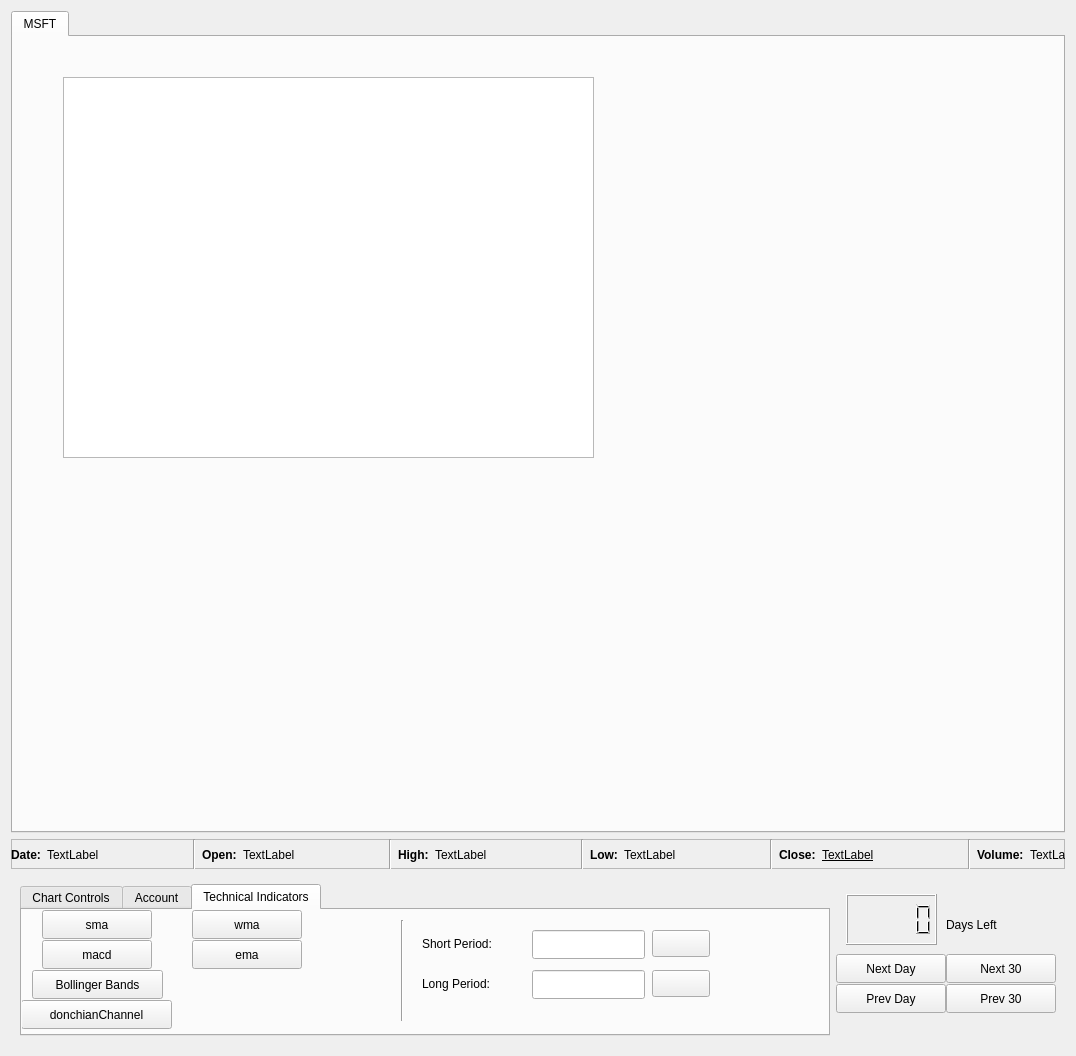
The window that chartWidget.ui (ellamental/pyTrade) describes before a commit, drawn with Qt 5.
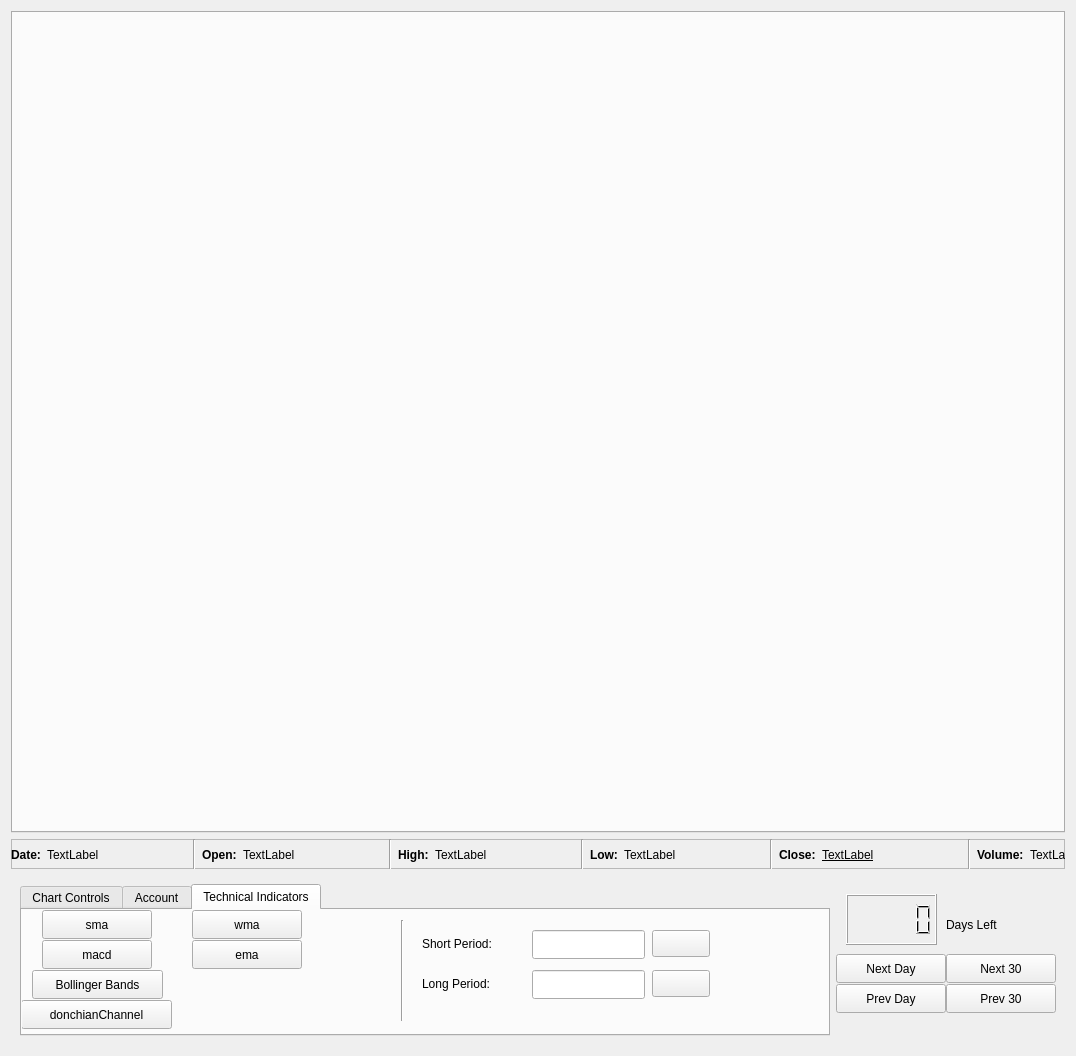
The same window after the commit. The open tabs and pages were chosen to show the change. Custom widgets are drawn as their Qt base class.

Commit message: Properly Implemented Screen Resizing

Diff of the .ui file:
```diff
--- a/chartWidget.ui
+++ b/chartWidget.ui
@@ -19,21 +19,6 @@
      <property name="currentIndex">
       <number>0</number>
      </property>
-     <widget class="QWidget" name="firstChart">
-      <attribute name="title">
-       <string>MSFT</string>
-      </attribute>
-      <widget class="QGraphicsView" name="chart">
-       <property name="geometry">
-        <rect>
-         <x>50</x>
-         <y>40</y>
-         <width>531</width>
-         <height>381</height>
-        </rect>
-       </property>
-      </widget>
-     </widget>
     </widget>
    </item>
    <item>
```
Left out of the diff: 4 changed lines with no effect on the pictures. The commit also changes 2 other files.
